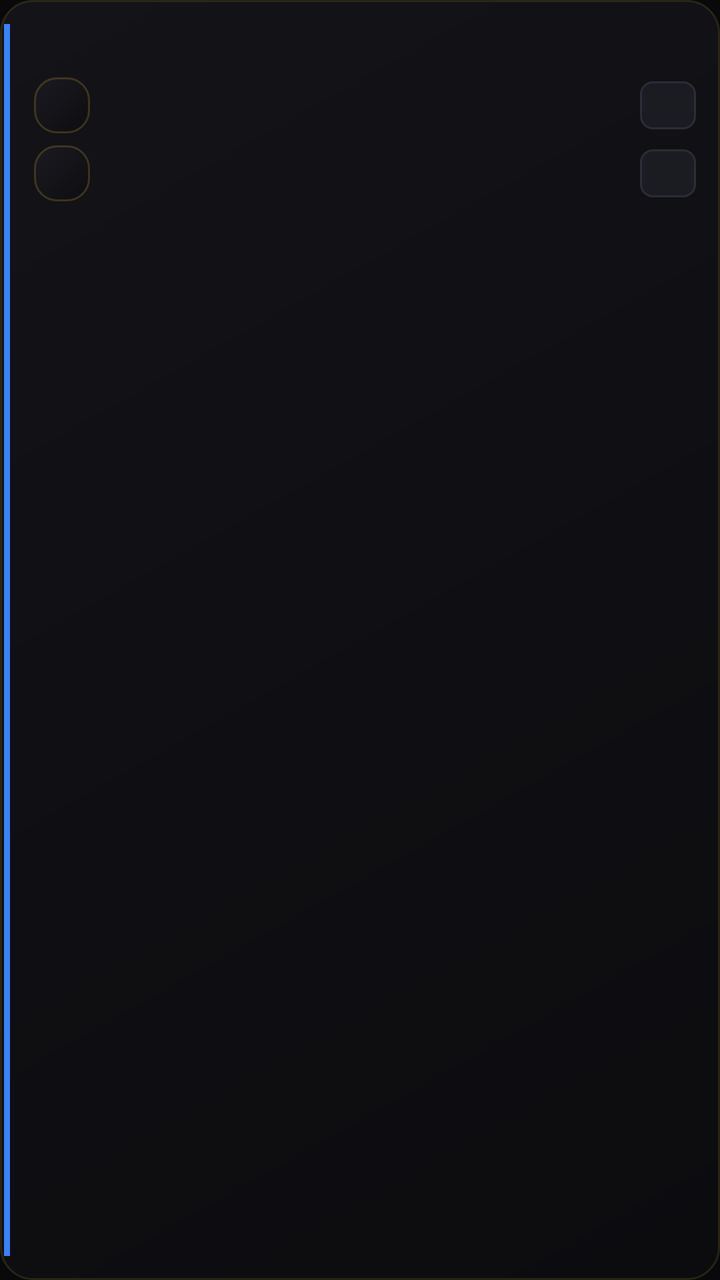
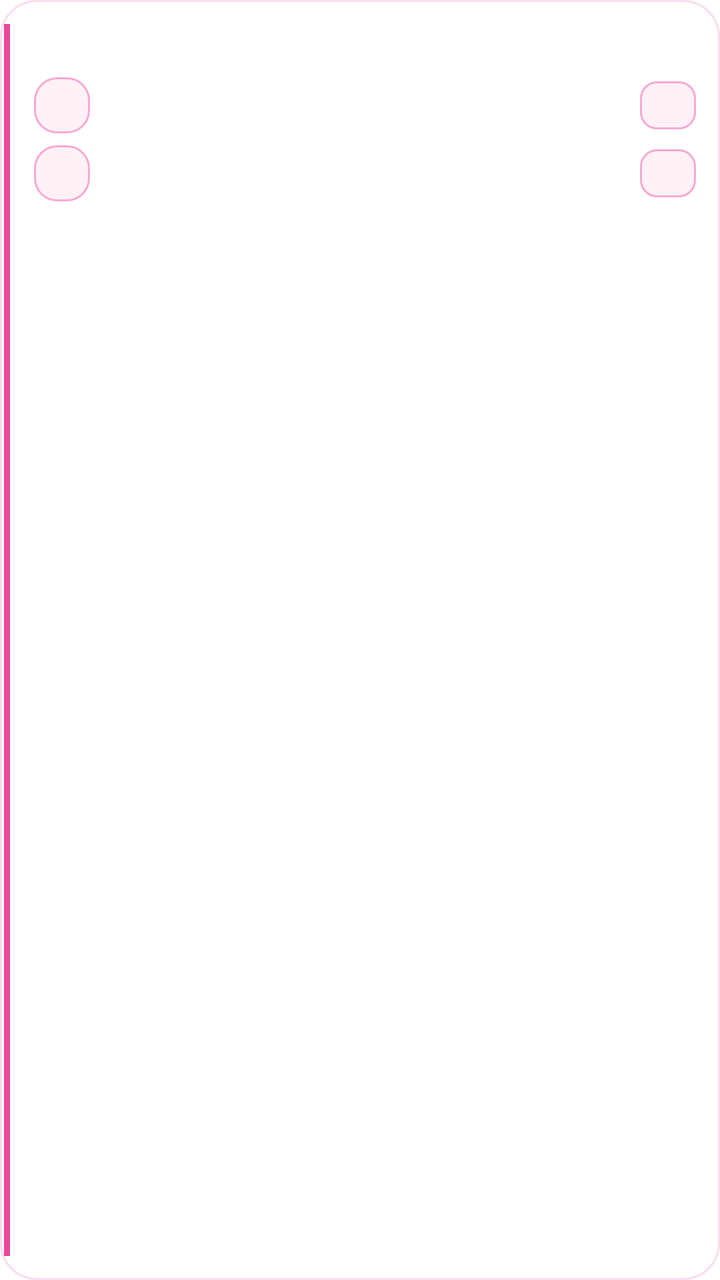

An Android layout rendered at two revisions. The XML below is the earlier revision; the diff shows what the commit changed to produce the second picture.
<!-- AndroidManifest.xml: application theme Theme.PingTracker -->
<!-- res/layout/item_match.xml -->
<?xml version="1.0" encoding="utf-8"?>
<LinearLayout xmlns:android="http://schemas.android.com/apk/res/android"
    android:layout_width="match_parent"
    android:layout_height="wrap_content"
    android:layout_marginBottom="10dp"
    android:background="@drawable/bg_surface_card"
    android:clickable="true"
    android:focusable="true"
    android:orientation="horizontal">

    
    <View
        android:id="@+id/item_accent_bar"
        android:layout_width="3dp"
        android:layout_height="match_parent"
        android:layout_marginVertical="12dp"
        android:layout_marginStart="2dp"
        android:background="#3B82F6" />

    <LinearLayout
        android:layout_width="0dp"
        android:layout_height="wrap_content"
        android:layout_weight="1"
        android:orientation="vertical"
        android:paddingHorizontal="12dp"
        android:paddingVertical="12dp">

        
        <LinearLayout
            android:layout_width="match_parent"
            android:layout_height="wrap_content"
            android:gravity="center_vertical"
            android:orientation="horizontal">

            <TextView
                android:id="@+id/item_comp"
                android:layout_width="0dp"
                android:layout_height="wrap_content"
                android:layout_weight="1"
                android:ellipsize="end"
                android:letterSpacing="0.06"
                android:maxLines="1"
                android:textColor="#A1A1AA"
                android:textSize="10sp"
                android:textStyle="bold" />

            <TextView
                android:id="@+id/item_countdown"
                android:layout_width="wrap_content"
                android:layout_height="wrap_content"
                android:layout_marginStart="8dp"
                android:maxLines="1"
                android:paddingHorizontal="6dp"
                android:paddingVertical="2dp"
                android:textColor="#E4E4E7"
                android:textSize="10sp"
                android:textStyle="bold" />
        </LinearLayout>

        
        <LinearLayout
            android:layout_width="match_parent"
            android:layout_height="wrap_content"
            android:layout_marginTop="9dp"
            android:gravity="center_vertical"
            android:orientation="horizontal">

            <TextView
                android:id="@+id/item_crest_home"
                android:layout_width="28dp"
                android:layout_height="28dp"
                android:layout_marginEnd="10dp"
                android:background="@drawable/bg_crest_neutral"
                android:fontFamily="serif"
                android:gravity="center"
                android:textColor="#F5F0E6"
                android:textSize="11sp"
                android:textStyle="bold" />

            <TextView
                android:id="@+id/item_home"
                android:layout_width="0dp"
                android:layout_height="wrap_content"
                android:layout_weight="1"
                android:ellipsize="end"
                android:maxLines="1"
                android:textColor="#F5F0E6"
                android:textSize="14sp"
                android:textStyle="bold" />

            <TextView
                android:id="@+id/item_score_home"
                android:layout_width="28dp"
                android:layout_height="24dp"
                android:layout_marginStart="8dp"
                android:background="@drawable/bg_score_box"
                android:fontFamily="monospace"
                android:gravity="center"
                android:textColor="#FAFAFA"
                android:textSize="13sp"
                android:textStyle="bold" />
        </LinearLayout>

        
        <LinearLayout
            android:layout_width="match_parent"
            android:layout_height="wrap_content"
            android:layout_marginTop="6dp"
            android:gravity="center_vertical"
            android:orientation="horizontal">

            <TextView
                android:id="@+id/item_crest_away"
                android:layout_width="28dp"
                android:layout_height="28dp"
                android:layout_marginEnd="10dp"
                android:background="@drawable/bg_crest_neutral"
                android:fontFamily="serif"
                android:gravity="center"
                android:textColor="#E9D28A"
                android:textSize="11sp"
                android:textStyle="bold" />

            <TextView
                android:id="@+id/item_away"
                android:layout_width="0dp"
                android:layout_height="wrap_content"
                android:layout_weight="1"
                android:ellipsize="end"
                android:maxLines="1"
                android:textColor="#D4CFC5"
                android:textSize="14sp" />

            <TextView
                android:id="@+id/item_score_away"
                android:layout_width="28dp"
                android:layout_height="24dp"
                android:layout_marginStart="8dp"
                android:background="@drawable/bg_score_box"
                android:fontFamily="monospace"
                android:gravity="center"
                android:textColor="#D4D4D8"
                android:textSize="13sp"
                android:textStyle="bold" />
        </LinearLayout>

        
        <LinearLayout
            android:layout_width="match_parent"
            android:layout_height="wrap_content"
            android:layout_marginTop="9dp"
            android:gravity="center_vertical"
            android:orientation="horizontal">

            <TextView
                android:id="@+id/item_meta"
                android:layout_width="0dp"
                android:layout_height="wrap_content"
                android:layout_weight="1"
                android:ellipsize="end"
                android:maxLines="1"
                android:textColor="#71717A"
                android:textSize="11sp" />

            <TextView
                android:id="@+id/item_vpn_badge"
                android:layout_width="wrap_content"
                android:layout_height="wrap_content"
                android:layout_marginStart="8dp"
                android:background="@drawable/bg_vpn_pill"
                android:maxLines="1"
                android:paddingHorizontal="6dp"
                android:paddingVertical="2dp"
                android:text="VPN"
                android:textColor="#FBBF24"
                android:textSize="9sp"
                android:textStyle="bold"
                android:visibility="gone" />
        </LinearLayout>
    </LinearLayout>
</LinearLayout>
<!-- resources referenced by this layout -->
<resources>
  <!-- drawable bg_crest_neutral (drawable) -->
  <?xml version="1.0" encoding="utf-8"?>
  <shape xmlns:android="http://schemas.android.com/apk/res/android"
      android:shape="rectangle">
      <gradient
          android:angle="315"
          android:startColor="#1A1A20"
          android:endColor="#0D0D11"
          android:type="linear" />
      <corners android:radius="11dp" />
      <stroke
          android:width="1dp"
          android:color="#38D4AF37" />
  </shape>
  <!-- drawable bg_score_box (drawable) -->
  <?xml version="1.0" encoding="utf-8"?>
  <shape xmlns:android="http://schemas.android.com/apk/res/android"
      android:shape="rectangle">
      <solid android:color="#1B1B22" />
      <corners android:radius="6dp" />
      <stroke
          android:width="1dp"
          android:color="#2C2C36" />
  </shape>
  <!-- drawable bg_surface_card (drawable) -->
  <?xml version="1.0" encoding="utf-8"?>
  <shape xmlns:android="http://schemas.android.com/apk/res/android"
      android:shape="rectangle">
      <gradient
          android:angle="315"
          android:startColor="#131318"
          android:endColor="#0C0C0F"
          android:type="linear" />
      <corners android:radius="16dp" />
      <stroke
          android:width="1dp"
          android:color="#26D4AF37" />
  </shape>
  <!-- drawable bg_vpn_pill (drawable) -->
  <?xml version="1.0" encoding="utf-8"?>
  <shape xmlns:android="http://schemas.android.com/apk/res/android"
      android:shape="rectangle">
      <solid android:color="#26F59E0B" />
      <corners android:radius="5dp" />
      <stroke
          android:width="1dp"
          android:color="#F59E0B" />
  </shape>
  <style name="Theme.PingTracker" parent="android:Theme.Material.NoActionBar">
          <item name="android:windowBackground">@color/bg_dark_start</item>
          <item name="android:statusBarColor">@color/bg_dark_start</item>
          <item name="android:navigationBarColor">@color/bg_dark_end</item>
      </style>
  <color name="bg_dark_start">#09090B</color>
  <color name="bg_dark_end">#0F0F12</color>
</resources>

<!-- the commit's change to res/layout/item_match.xml (unified diff, before → after) -->
@@ -2,9 +2,10 @@
 <LinearLayout xmlns:android="http://schemas.android.com/apk/res/android"
     android:layout_width="match_parent"
     android:layout_height="wrap_content"
-    android:layout_marginBottom="10dp"
+    android:layout_marginBottom="11dp"
     android:background="@drawable/bg_surface_card"
     android:clickable="true"
+    android:elevation="2dp"
     android:focusable="true"
     android:orientation="horizontal">
 
@@ -15,7 +16,7 @@
         android:layout_height="match_parent"
         android:layout_marginVertical="12dp"
         android:layout_marginStart="2dp"
-        android:background="#3B82F6" />
+        android:background="#EC4899" />
 
     <LinearLayout
         android:layout_width="0dp"
@@ -40,7 +41,7 @@
                 android:ellipsize="end"
                 android:letterSpacing="0.06"
                 android:maxLines="1"
-                android:textColor="#A1A1AA"
+                android:textColor="#9D4E75"
                 android:textSize="10sp"
                 android:textStyle="bold" />
 
@@ -49,10 +50,11 @@
                 android:layout_width="wrap_content"
                 android:layout_height="wrap_content"
                 android:layout_marginStart="8dp"
+                android:fontFamily="monospace"
                 android:maxLines="1"
                 android:paddingHorizontal="6dp"
                 android:paddingVertical="2dp"
-                android:textColor="#E4E4E7"
+                android:textColor="#DB2777"
                 android:textSize="10sp"
                 android:textStyle="bold" />
         </LinearLayout>
@@ -71,10 +73,9 @@
                 android:layout_height="28dp"
                 android:layout_marginEnd="10dp"
                 android:background="@drawable/bg_crest_neutral"
-                android:fontFamily="serif"
                 android:gravity="center"
-                android:textColor="#F5F0E6"
-                android:textSize="11sp"
+                android:textColor="#9D174D"
+                android:textSize="10sp"
                 android:textStyle="bold" />
 
             <TextView
@@ -84,7 +85,7 @@
                 android:layout_weight="1"
                 android:ellipsize="end"
                 android:maxLines="1"
-                android:textColor="#F5F0E6"
+                android:textColor="#1E1118"
                 android:textSize="14sp"
                 android:textStyle="bold" />
 
@@ -96,7 +97,7 @@
                 android:background="@drawable/bg_score_box"
                 android:fontFamily="monospace"
                 android:gravity="center"
-                android:textColor="#FAFAFA"
+                android:textColor="#1E1118"
                 android:textSize="13sp"
                 android:textStyle="bold" />
         </LinearLayout>
@@ -115,10 +116,9 @@
                 android:layout_height="28dp"
                 android:layout_marginEnd="10dp"
                 android:background="@drawable/bg_crest_neutral"
-                android:fontFamily="serif"
                 android:gravity="center"
-                android:textColor="#E9D28A"
-                android:textSize="11sp"
+                android:textColor="#9D174D"
+                android:textSize="10sp"
                 android:textStyle="bold" />
 
             <TextView
@@ -128,7 +128,7 @@
                 android:layout_weight="1"
                 android:ellipsize="end"
                 android:maxLines="1"
-                android:textColor="#D4CFC5"
+                android:textColor="#4A303E"
                 android:textSize="14sp" />
 
             <TextView
@@ -139,7 +139,7 @@
                 android:background="@drawable/bg_score_box"
                 android:fontFamily="monospace"
                 android:gravity="center"
-                android:textColor="#D4D4D8"
+                android:textColor="#4A303E"
                 android:textSize="13sp"
                 android:textStyle="bold" />
         </LinearLayout>
@@ -159,7 +159,7 @@
                 android:layout_weight="1"
                 android:ellipsize="end"
                 android:maxLines="1"
-                android:textColor="#71717A"
+                android:textColor="#8A6B7B"
                 android:textSize="11sp" />
 
             <TextView
@@ -172,7 +172,7 @@
                 android:paddingHorizontal="6dp"
                 android:paddingVertical="2dp"
                 android:text="VPN"
-                android:textColor="#FBBF24"
+                android:textColor="#B45309"
                 android:textSize="9sp"
                 android:textStyle="bold"
                 android:visibility="gone" />
<!-- resource entries referenced after the edit -->
@@ -4,56 +4,47 @@
   <?xml version="1.0" encoding="utf-8"?>
   <shape xmlns:android="http://schemas.android.com/apk/res/android"
       android:shape="rectangle">
-      <gradient
-          android:angle="315"
-          android:startColor="#1A1A20"
-          android:endColor="#0D0D11"
-          android:type="linear" />
+      <solid android:color="#FFF1F6" />
       <corners android:radius="11dp" />
       <stroke
           android:width="1dp"
-          android:color="#38D4AF37" />
+          android:color="#F9A8D4" />
   </shape>
   <!-- drawable bg_score_box (drawable) -->
   <?xml version="1.0" encoding="utf-8"?>
   <shape xmlns:android="http://schemas.android.com/apk/res/android"
       android:shape="rectangle">
-      <solid android:color="#1B1B22" />
-      <corners android:radius="6dp" />
+      <solid android:color="#FFF1F6" />
+      <corners android:radius="8dp" />
       <stroke
           android:width="1dp"
-          android:color="#2C2C36" />
+          android:color="#F9A8D4" />
   </shape>
   <!-- drawable bg_surface_card (drawable) -->
   <?xml version="1.0" encoding="utf-8"?>
   <shape xmlns:android="http://schemas.android.com/apk/res/android"
       android:shape="rectangle">
-      <gradient
-          android:angle="315"
-          android:startColor="#131318"
-          android:endColor="#0C0C0F"
-          android:type="linear" />
-      <corners android:radius="16dp" />
+      <solid android:color="#EBFFFFFF" />
+      <corners android:radius="18dp" />
       <stroke
           android:width="1dp"
-          android:color="#26D4AF37" />
+          android:color="#40F472B6" />
   </shape>
   <!-- drawable bg_vpn_pill (drawable) -->
   <?xml version="1.0" encoding="utf-8"?>
   <shape xmlns:android="http://schemas.android.com/apk/res/android"
       android:shape="rectangle">
-      <solid android:color="#26F59E0B" />
-      <corners android:radius="5dp" />
+      <solid android:color="#FEF3C7" />
+      <corners android:radius="8dp" />
       <stroke
           android:width="1dp"
           android:color="#F59E0B" />
   </shape>
-  <style name="Theme.PingTracker" parent="android:Theme.Material.NoActionBar">
-          <item name="android:windowBackground">@color/bg_dark_start</item>
-          <item name="android:statusBarColor">@color/bg_dark_start</item>
-          <item name="android:navigationBarColor">@color/bg_dark_end</item>
+  <style name="Theme.PingTracker" parent="android:Theme.Material.Light.NoActionBar">
+          <item name="android:windowBackground">@color/bg_light_start</item>
+          <item name="android:statusBarColor">@android:color/transparent</item>
+          <item name="android:navigationBarColor">@android:color/transparent</item>
       </style>
-  <color name="bg_dark_start">#09090B</color>
-  <color name="bg_dark_end">#0F0F12</color>
+  <color name="bg_light_start">#FFFFFF</color>
 </resources>
 
